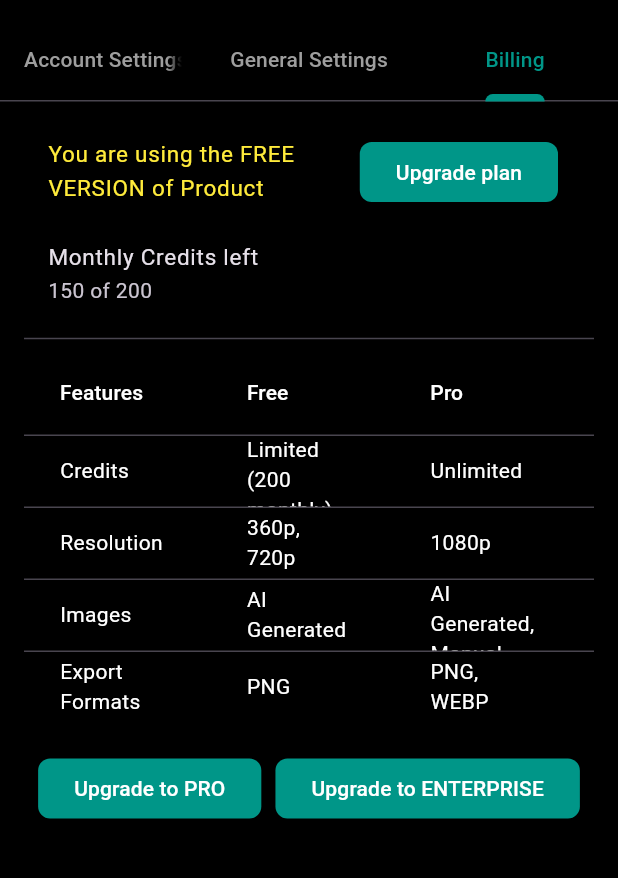
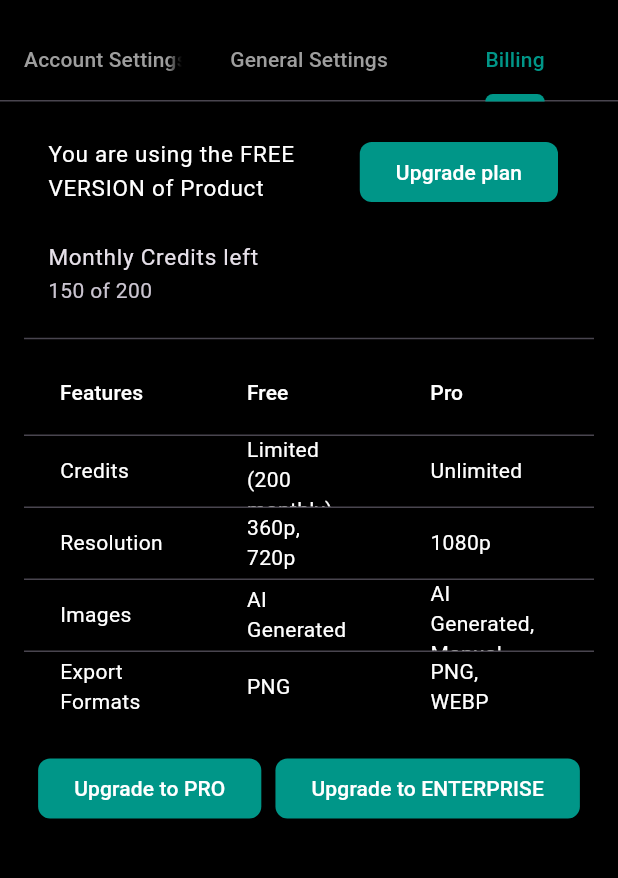
Before and after one commit to Dk-variya007/web_seeting_page, a Flutter app: the screen it shows after launch, tab 3 chosen, on a phone screen of 412 x 824 dp, the part 59-937 px from its top. Run offline on Flutter 3.47's test engine with Material 3 defaults, Android fonts, the phone set to English and light mode, and no system bars.

Commit message:
update color

```diff
--- a/lib/view/billing_page.dart
+++ b/lib/view/billing_page.dart
@@ -12,7 +12,7 @@
           ListTile(
             title: const Text(
               'You are using the FREE VERSION of Product',
-              style: TextStyle(color: Colors.yellow),
+              style: TextStyle(color: Colors.white),
             ),
             trailing: ElevatedButton(
                 onPressed: () {}, child: const Text('Upgrade plan')),
```
